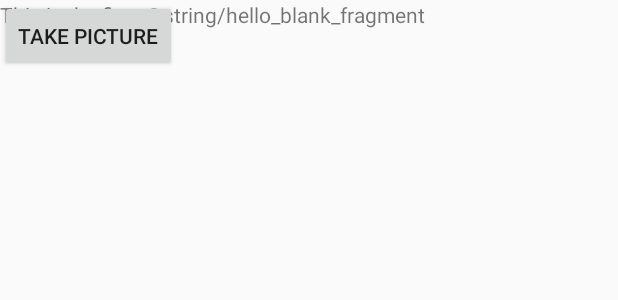
After one commit to DerekMMartin/WhereYouAtReloaded, an Android app: the layout fragment_camera.xml on its own in the app's theme, with its tools: preview values and no code run, on a phone screen of 412 x 824 dp. The commit adds this screen. Shown: the top 300 px of the screen. Run offline under Robolectric (Android 15) with nearby library versions, the phone set to English and light mode, and no system bars.

Commit message:
CameraFragment and CameraFragmentIntegration created.

```diff
--- a/app/build.gradle
+++ b/app/build.gradle
@@ -23,12 +23,13 @@ dependencies {
     implementation 'com.android.support:appcompat-v7:27.1.1'
     implementation 'com.android.support.constraint:constraint-layout:1.1.2'
     implementation 'com.google.firebase:firebase-firestore:11.6.0'
+    implementation 'com.google.firebase:firebase-auth:11.6.0'
     implementation 'com.android.support:support-v4:27.1.1'
-    implementation 'com.google.firebase:firebase-auth:11.6.0'
     implementation 'com.android.support:design:27.1.1'
     implementation 'com.android.support:appcompat-v7:27.1.1'
     implementation 'com.android.support:design:27.1.1'
 
+    implementation 'com.google.android.gms:play-services-plus:11.6.0'
     testImplementation 'junit:junit:4.12'
     androidTestImplementation 'com.android.support.test:runner:1.0.2'
     androidTestImplementation 'com.android.support.test.espresso:espresso-core:3.0.2'
--- a/app/src/main/AndroidManifest.xml
+++ b/app/src/main/AndroidManifest.xml
@@ -6,6 +6,8 @@
     <uses-permission android:name="android.permission.GET_ACCOUNTS" />
     <uses-permission android:name="android.permission.READ_PROFILE" />
     <uses-permission android:name="android.permission.READ_CONTACTS" />
+    <!-- To access Google+ APIs: -->
+    <uses-permission android:name="android.permission.INTERNET" />
 
     <application
         android:allowBackup="true"
@@ -21,7 +23,7 @@
                 <category android:name="android.intent.category.LAUNCHER" />
             </intent-filter>
         </activity>
-        <activity android:name=".MainActivity"/>
+        <activity android:name=".MainActivity" />
     </application>
 
 </manifest>
--- /dev/null
+++ b/app/src/main/res/layout/fragment_camera.xml
@@ -0,0 +1,25 @@
+<?xml version="1.0" encoding="utf-8"?>
+<FrameLayout xmlns:android="http://schemas.android.com/apk/res/android"
+    xmlns:tools="http://schemas.android.com/tools"
+    android:layout_width="match_parent"
+    android:layout_height="match_parent"
+    tools:context=".CameraFragment">
+
+    <!-- TODO: Update blank fragment layout -->
+    <TextView
+        android:layout_width="match_parent"
+        android:layout_height="match_parent"
+        android:text="This is the first @string/hello_blank_fragment"/>
+
+    <android.support.v7.widget.AppCompatImageView
+        android:layout_width="wrap_content"
+        android:layout_height="wrap_content"
+        android:id="@+id/TakenImage"/>
+
+    <Button
+        android:layout_width="wrap_content"
+        android:layout_height="wrap_content"
+        android:text="Take Picture"
+        android:id="@+id/TakePictureButton"/>
+
+</FrameLayout>
--- a/app/src/main/res/layout/login_activity.xml
+++ b/app/src/main/res/layout/login_activity.xml
@@ -11,7 +11,8 @@
         android:text="Where You At Reloaded"
         android:gravity="center"
         android:textSize="25dp"
-        android:layout_margin="30dp"/>
+        android:layout_margin="30dp"
+        android:id="@+id/ea"/>
 
     <EditText
         android:id="@+id/Email"
--- a/app/src/main/res/menu/main_drawer.xml
+++ b/app/src/main/res/menu/main_drawer.xml
@@ -12,5 +12,11 @@
         <item
             android:id="@+id/menuFriends"
             android:title="Friends" />
+        <item
+            android:id="@+id/menuCamera"
+            android:title="Camera"/>
+        <item
+            android:id="@+id/menuCameraIntegrated"
+            android:title="Camera Integrated"/>
     </group>
 </menu>
```
Also changed, not shown: app/src/main/java/com/example/derekmartin/whereyouatreloaded/CameraFragment.java (added, +140 -0 lines), app/src/main/java/com/example/derekmartin/whereyouatreloaded/CameraFragmentIntegration.java (added, +127 -0 lines), app/src/main/java/com/example/derekmartin/whereyouatreloaded/MainActivity.java (+8 -1 lines), app/src/main/res/layout/fragment_camera_fragment_integration.xml (added, +14 -0 lines).
